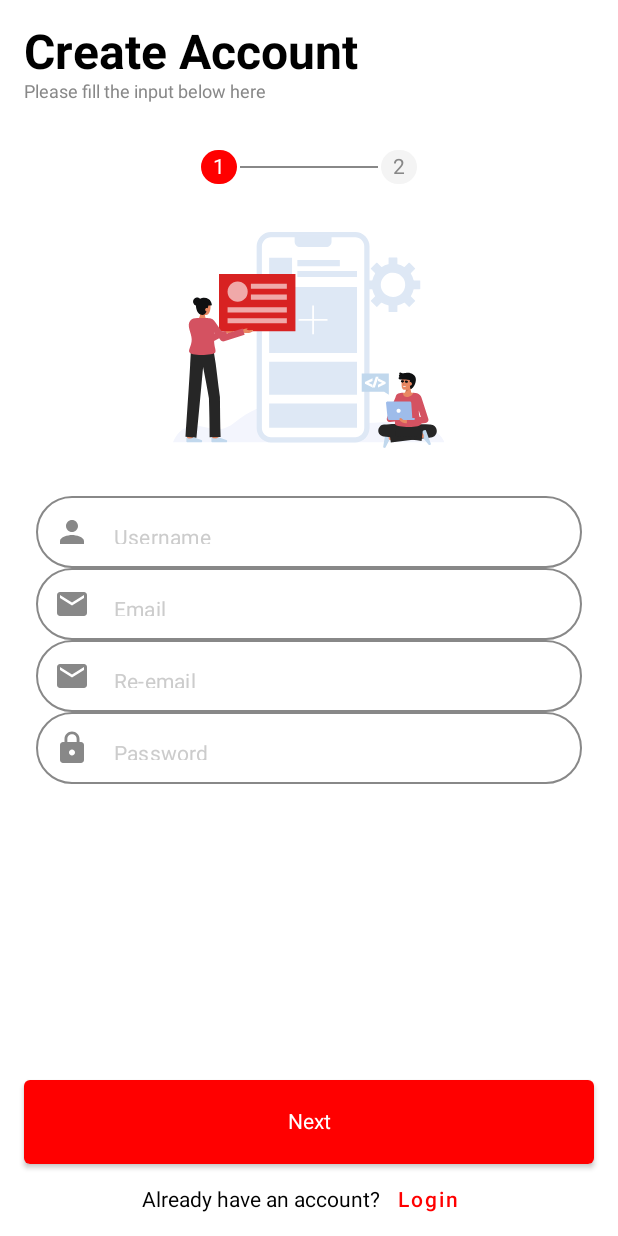
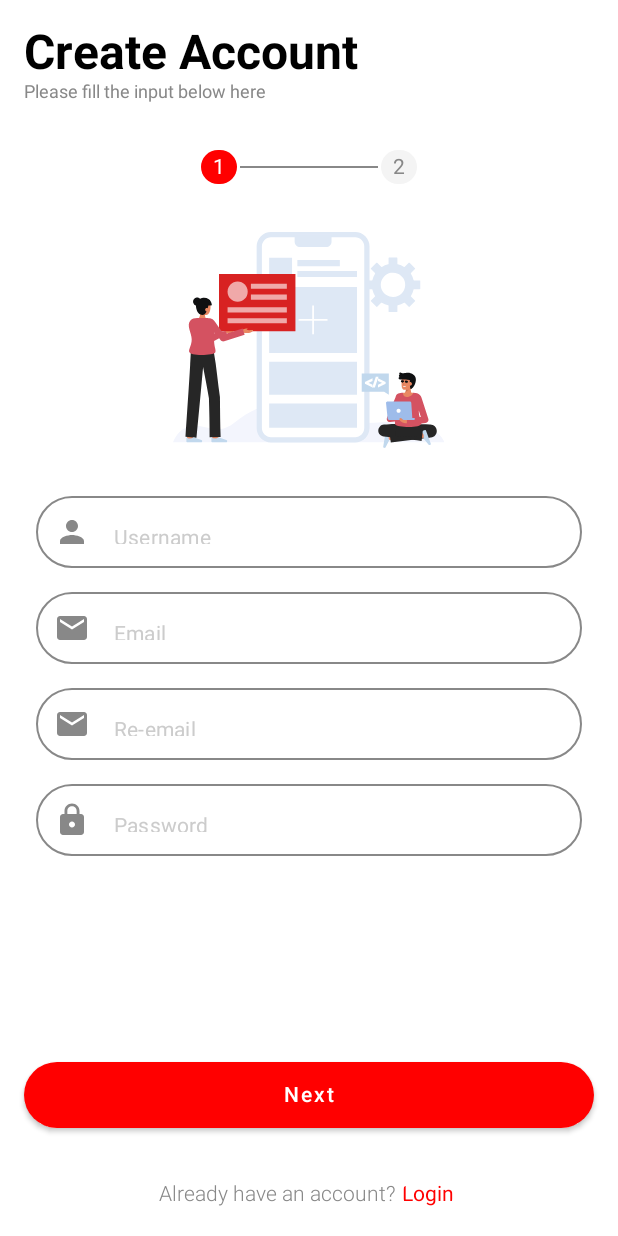
Before and after one commit to meow-family/Meow-Media, an Android app built with Jetpack Compose: the @Preview function SignUpScreen, on a phone screen of 412 x 824 dp. Run offline under Robolectric (Android 15) with nearby library versions, the phone set to English and light mode, and no system bars; our stand-ins replace accompanist.

Commit message:
refactor register screen

```diff
--- a/app/src/main/java/com/octopus/socialnetwork/SocialNetworkApp.kt
+++ b/app/src/main/java/com/octopus/socialnetwork/SocialNetworkApp.kt
@@ -3,19 +3,18 @@ package com.octopus.socialnetwork
 import androidx.compose.material.Scaffold
 import androidx.compose.runtime.Composable
 import androidx.compose.ui.tooling.preview.Preview
+import com.google.accompanist.pager.ExperimentalPagerApi
 import com.octopus.socialnetwork.ui.screen.login.LoginScreen
-import com.octopus.socialnetwork.ui.screen.signUp.SignUpScreen
 import com.octopus.socialnetwork.ui.theme.SocialNetworkTheme
 
-
+@ExperimentalPagerApi
 @Preview(showSystemUi = true)
 @Composable
 fun SocialNetworkApp() {
     SocialNetworkTheme {
-        Scaffold
-        {
+        Scaffold() {
+//            SignUpScreen()
             LoginScreen()
-            SignUpScreen()
         }
     }
 
--- a/app/src/main/java/com/octopus/socialnetwork/ui/screen/signUp/SignUpScreen.kt
+++ b/app/src/main/java/com/octopus/socialnetwork/ui/screen/signUp/SignUpScreen.kt
@@ -1,24 +1,18 @@
 package com.octopus.socialnetwork.ui.screen.signUp
 
 import androidx.compose.foundation.Image
-import androidx.compose.foundation.gestures.scrollable
 import androidx.compose.foundation.layout.Arrangement
 import androidx.compose.foundation.layout.Box
 import androidx.compose.foundation.layout.Column
 import androidx.compose.foundation.layout.Row
-import androidx.compose.foundation.layout.Spacer
 import androidx.compose.foundation.layout.fillMaxSize
 import androidx.compose.foundation.layout.fillMaxWidth
-import androidx.compose.foundation.layout.height
 import androidx.compose.foundation.layout.padding
 import androidx.compose.foundation.layout.width
 import androidx.compose.foundation.rememberScrollState
 import androidx.compose.foundation.verticalScroll
-import androidx.compose.material.Button
-import androidx.compose.material.ButtonDefaults
 import androidx.compose.material.Divider
 import androidx.compose.material.Text
-import androidx.compose.material.TextButton
 import androidx.compose.runtime.Composable
 import androidx.compose.ui.Alignment
 import androidx.compose.ui.Modifier
@@ -35,11 +29,15 @@ import com.google.accompanist.pager.HorizontalPager
 import com.google.accompanist.pager.PagerState
 import com.google.accompanist.pager.rememberPagerState
 import com.octopus.socialnetwork.R
+import com.octopus.socialnetwork.ui.composable.CustomButton
+import com.octopus.socialnetwork.ui.composable.SpacerVertical16
+import com.octopus.socialnetwork.ui.composable.TextWithAction
 import com.octopus.socialnetwork.ui.screen.signUp.composable.FirstForm
 import com.octopus.socialnetwork.ui.screen.signUp.composable.SecondForm
 import com.octopus.socialnetwork.ui.screen.signUp.composable.StepText
 
-@OptIn(ExperimentalPagerApi::class)
+@ExperimentalPagerApi
+@Preview(showSystemUi = true)
 @Composable
 fun SignUpScreen() {
     val pager = rememberPagerState(0)
@@ -47,10 +45,9 @@ fun SignUpScreen() {
     SignUpContent(pager)
 }
 
-@OptIn(ExperimentalPagerApi::class)
+@ExperimentalPagerApi
 @Composable
 fun SignUpContent(pager: PagerState) {
-
 
     Column(
         modifier = Modifier
@@ -88,7 +85,6 @@ fun SignUpContent(pager: PagerState) {
             StepText("2", pager.currentPage == 1)
 
         }
-
         Image(
             modifier = Modifier.align(Alignment.CenterHorizontally),
             painter = painterResource(R.drawable.signup),
@@ -109,12 +105,9 @@ fun SignUpContent(pager: PagerState) {
 
             }
 
-
         }
 
-
     }
-
 
     Box(
         Modifier.fillMaxSize(), contentAlignment = Alignment.BottomCenter
@@ -123,40 +116,18 @@ fun SignUpContent(pager: PagerState) {
             horizontalAlignment = Alignment.CenterHorizontally
         ) {
 
-            Button(
-                onClick = {}, colors = ButtonDefaults.buttonColors(
-                    Color.Red
-                ), modifier = Modifier
-                    .padding(horizontal = 16.dp)
-                    .fillMaxWidth()
-                    .height(56.dp)
+            CustomButton(
+                text = stringResource(if (pager.currentPage == 0) R.string.next else R.string.create_account),
+                onClick = {}
+            )
+            SpacerVertical16()
+            TextWithAction(
+                text = stringResource(R.string.already_have_an_account),
+                textAction = stringResource(R.string.login),
+                onClick = {}
+            )
 
-            ) {
-                Text(
-                    stringResource(if (pager.currentPage == 0) R.string.next else R.string.create_account),
-                    style = TextStyle(color = Color.White)
-                )
-            }
-            Spacer(modifier = Modifier.height(0.dp))
-
-            Row(
-                verticalAlignment = Alignment.CenterVertically
-            ) {
-                Text(
-                    stringResource(id = R.string.already_have_an_account),
-
-                    )
-                TextButton(onClick = { /*TODO*/ }) {
-                    Text(stringResource(id = R.string.login), color = Color.Red)
-                }
-            }
         }
 
     }
 }
-
-@Preview(showSystemUi = true)
-@Composable
-fun SignUpPreview() {
-    SignUpScreen()
-}
--- a/app/src/main/java/com/octopus/socialnetwork/ui/screen/signUp/composable/FirstForm.kt
+++ b/app/src/main/java/com/octopus/socialnetwork/ui/screen/signUp/composable/FirstForm.kt
@@ -18,6 +18,7 @@ import androidx.compose.ui.text.input.ImeAction
 import androidx.compose.ui.unit.dp
 import com.octopus.socialnetwork.R
 import com.octopus.socialnetwork.ui.composable.InputTextField
+import com.octopus.socialnetwork.ui.composable.SpacerVertical16
 
 
 @Composable
@@ -40,6 +41,7 @@ fun FirstForm() {
                 userName = it
             },
         )
+        SpacerVertical16()
         InputTextField(
             placeholder = stringResource(R.string.email),
             icon = Icons.Default.Email,
@@ -49,6 +51,7 @@ fun FirstForm() {
                 email = it
             },
         )
+        SpacerVertical16()
         InputTextField(
             placeholder = stringResource(R.string.re_email),
             icon = Icons.Default.Email,
@@ -58,6 +61,7 @@ fun FirstForm() {
                 reEmail = it
             },
         )
+        SpacerVertical16()
         InputTextField(
             placeholder = stringResource(R.string.password),
             icon = Icons.Default.Lock,
--- a/app/src/main/java/com/octopus/socialnetwork/ui/screen/signUp/composable/SecondForm.kt
+++ b/app/src/main/java/com/octopus/socialnetwork/ui/screen/signUp/composable/SecondForm.kt
@@ -16,6 +16,7 @@ import androidx.compose.ui.text.input.ImeAction
 import androidx.compose.ui.unit.dp
 import com.octopus.socialnetwork.R
 import com.octopus.socialnetwork.ui.composable.InputTextField
+import com.octopus.socialnetwork.ui.composable.SpacerVertical16
 
 
 @Composable
@@ -43,6 +44,7 @@ fun SecondForm() {
                 firstName = it
             },
         )
+        SpacerVertical16()
         InputTextField(
             placeholder = stringResource(R.string.last_name),
             icon = Icons.Default.Person,
@@ -53,7 +55,7 @@ fun SecondForm() {
                 lastName = it
             },
         )
-
+        SpacerVertical16()
         DropdownMenuApp(
             expanded = expandedDropdownMenu,
             onValueChange = {},
@@ -69,6 +71,7 @@ fun SecondForm() {
                 expandedDropdownMenu = false
             }
         )
+        SpacerVertical16()
         InputTextField(
             placeholder = stringResource(R.string.birthday),
             icon = Icons.Default.Person,
```
